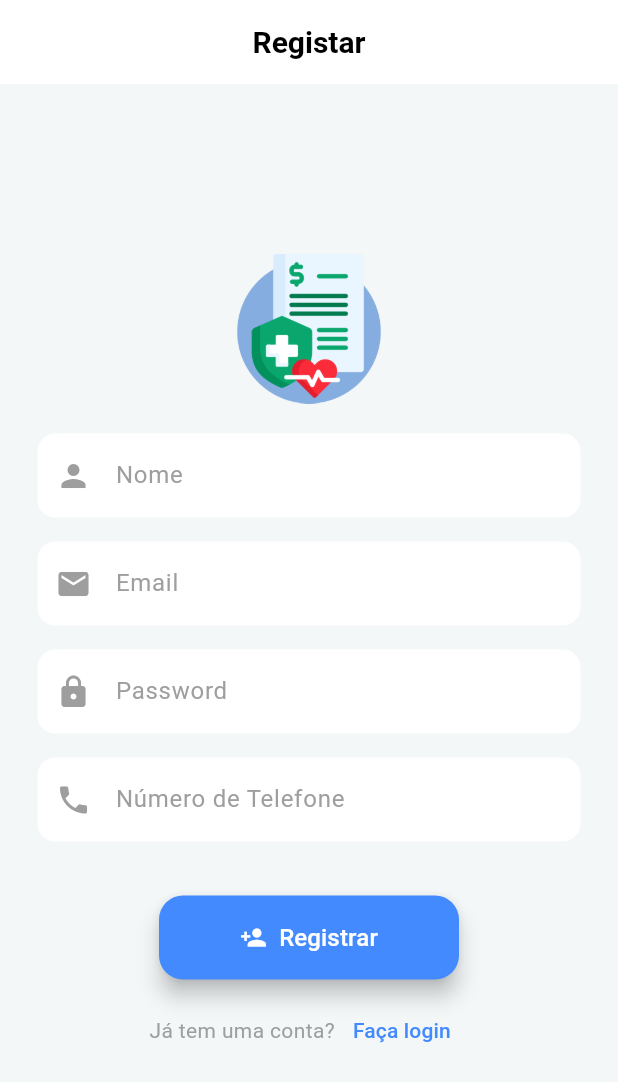
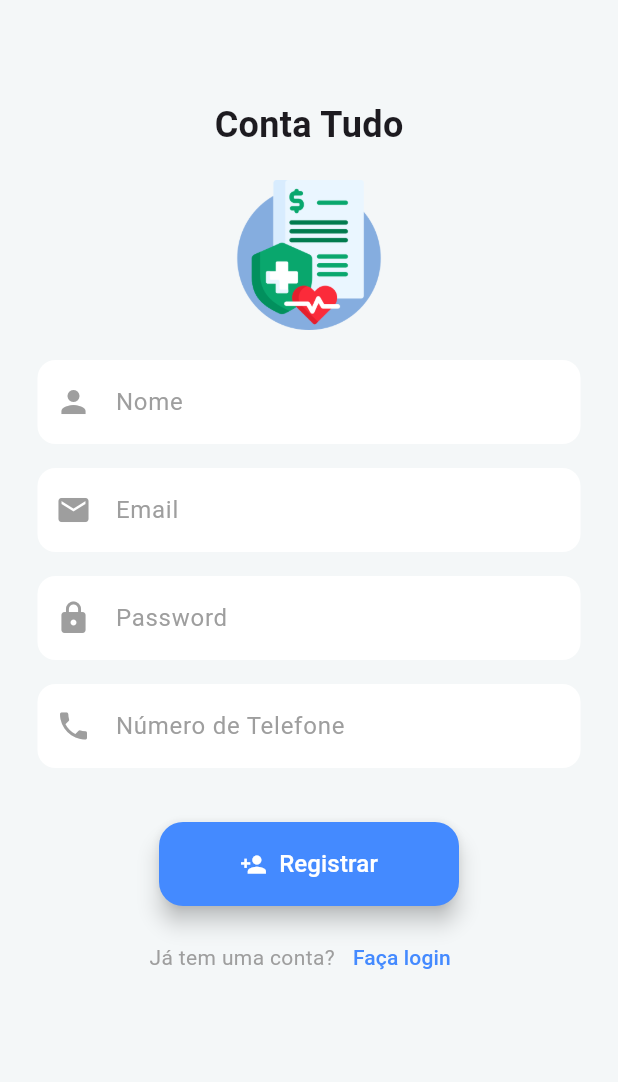
Before and after one commit to chocoflakez/contatudo, a Flutter app: the screen it shows after launch, after a tap on "Registe-se aqui", on a phone screen of 412 x 824 dp. Shown: the top 1082 px of the screen. Run offline on Flutter 3.47's test engine with Material 3 defaults, Android fonts, the phone set to English and light mode, and no system bars; our stand-ins replace fl_chart, supabase_flutter; accounts and stored records are empty.

Commit message:
#CT-3 Improve Login and Register Screen UI

```diff
--- a/lib/screens/login_screen.dart
+++ b/lib/screens/login_screen.dart
@@ -133,13 +133,18 @@ class _LoginScreenState extends State<LoginScreen> {
   @override
   Widget build(BuildContext context) {
     return Scaffold(
-      appBar: const MyMainAppBar(title: 'Login'),
       backgroundColor: AppColors.background,
-      body: Padding(
+      body: SingleChildScrollView(
         padding: const EdgeInsets.symmetric(horizontal: 25, vertical: 16),
         child: Column(
           mainAxisAlignment: MainAxisAlignment.center,
           children: [
+            const SizedBox(height: 50),
+            const Text(
+              'Conta Tudo',
+              style: TextStyle(fontSize: 24, fontWeight: FontWeight.bold),
+            ),
+            const SizedBox(height: 20),
             Image.asset('assets/images/logo1.png', height: 100),
             const SizedBox(height: 20),
             buildTextField(
--- a/lib/screens/profile_screen.dart
+++ b/lib/screens/profile_screen.dart
@@ -1,4 +1,5 @@
 import 'package:contatudo/app_config.dart';
+import 'package:contatudo/screens/login_screen.dart';
 import 'package:contatudo/widgets/my_main_appbar.dart';
 import 'package:flutter/material.dart';
 import 'package:supabase_flutter/supabase_flutter.dart';
@@ -75,8 +76,11 @@ class _ProfileScreenState extends State<ProfileScreen> {
 
     if (confirmLogout == true) {
       await Supabase.instance.client.auth.signOut();
-      Navigator.popUntil(
-          context, (route) => route.isFirst); // Retorna à AuthScreen
+      Navigator.pushAndRemoveUntil(
+        context,
+        MaterialPageRoute(builder: (context) => LoginScreen()),
+        (Route<dynamic> route) => false,
+      );
     }
 
     print('ProfileScreen::signOut END');
--- a/lib/screens/register_screen.dart
+++ b/lib/screens/register_screen.dart
@@ -124,13 +124,17 @@ class _RegisterScreenState extends State<RegisterScreen> {
   @override
   Widget build(BuildContext context) {
     return Scaffold(
-      appBar: MyMainAppBar(title: 'Registar'),
       backgroundColor: AppColors.background,
-      body: Padding(
+      body: SingleChildScrollView(
+        child: Padding(
           padding: const EdgeInsets.symmetric(horizontal: 25, vertical: 16),
           child: Column(
             mainAxisAlignment: MainAxisAlignment.center,
             children: [
+              const SizedBox(height: 50),
+              const Text('Conta Tudo',
+                  style: TextStyle(fontSize: 24, fontWeight: FontWeight.bold)),
+              const SizedBox(height: 20),
               Image.asset('assets/images/logo1.png', height: 100),
               const SizedBox(height: 20),
               buildTextField(
@@ -210,6 +214,7 @@ class _RegisterScreenState extends State<RegisterScreen> {
             ],
           ),
         ),
+      ),
     );
   }
 }
```
Lines whose indentation alone changed are shown as unchanged.
